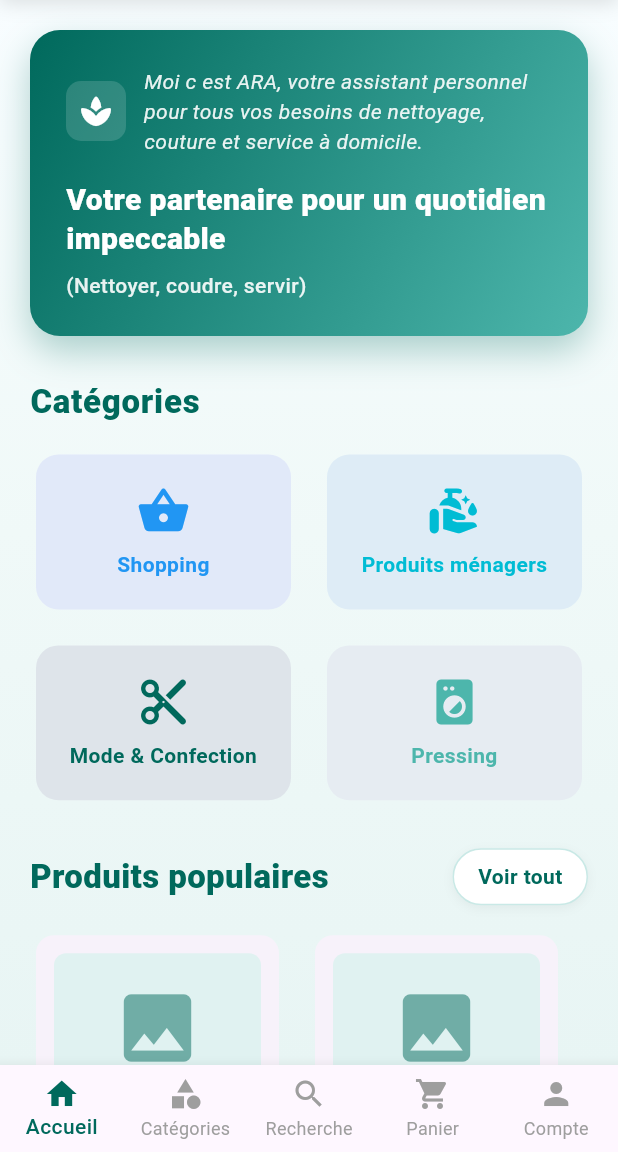
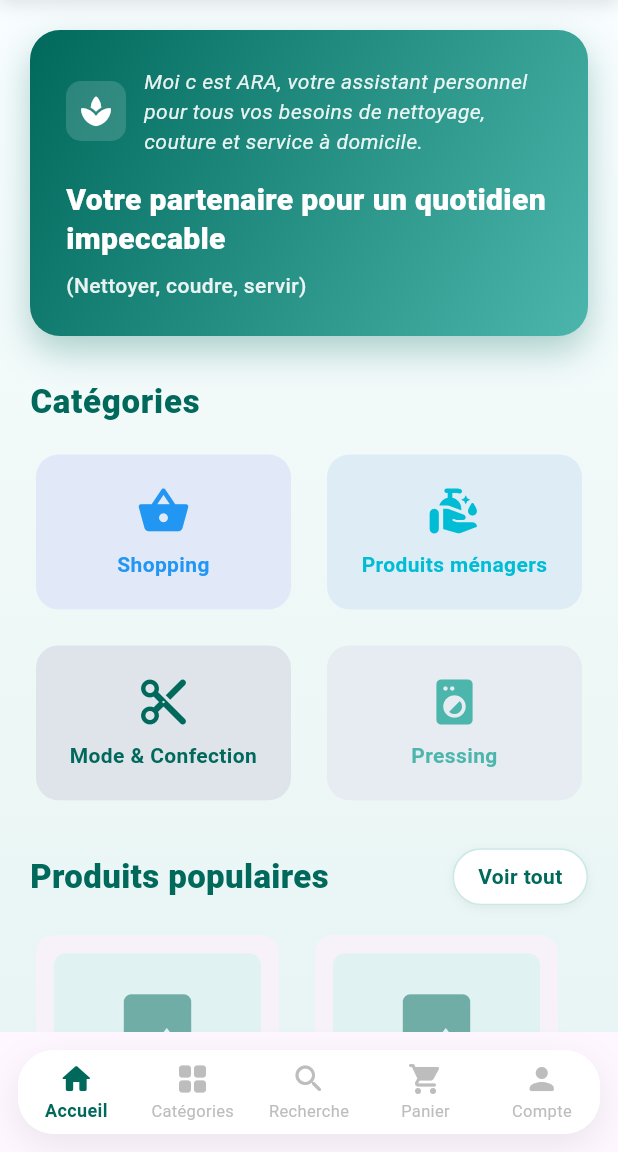
Before and after one commit to Idriss-rayan/ARAservice, a Flutter app: the screen it shows after launch, on a phone screen of 412 x 824 dp, the part 84-1236 px from its top. Run offline on Flutter 3.47's test engine with Material 3 defaults, Android fonts, the phone set to English and light mode, and no system bars; Roboto replaces fonts that are missing (Poppins).

Commit message:
add new file

```diff
--- a/lib/main.dart
+++ b/lib/main.dart
@@ -266,8 +266,24 @@ class _MainNavigationScreenState extends State<MainNavigationScreen> {
   @override
   Widget build(BuildContext context) {
     return Scaffold(
+      //extendBody: true, // permet l'effet flottant
       body: IndexedStack(index: _currentIndex, children: _screens),
-      bottomNavigationBar: BottomNavigationBar(
+      bottomNavigationBar: Container(
+        margin: const EdgeInsets.all(12),
+        decoration: BoxDecoration(
+          color: Colors.white,
+          borderRadius: BorderRadius.circular(24),
+          boxShadow: [
+            BoxShadow(
+              color: Colors.black.withOpacity(0.08),
+              blurRadius: 20,
+              offset: const Offset(0, 8),
+            ),
+          ],
+        ),
+        child: ClipRRect(
+          borderRadius: BorderRadius.circular(24),
+          child: BottomNavigationBar(
             currentIndex: _currentIndex,
             onTap: (index) {
               setState(() {
@@ -275,22 +291,39 @@ class _MainNavigationScreenState extends State<MainNavigationScreen> {
               });
             },
             type: BottomNavigationBarType.fixed,
+            backgroundColor: Colors.white,
+            elevation: 0,
             selectedItemColor: const Color(0xFF00695C),
-        unselectedItemColor: Colors.grey,
-        selectedLabelStyle: const TextStyle(fontWeight: FontWeight.w500),
+            unselectedItemColor: Colors.grey.shade400,
+            selectedLabelStyle: const TextStyle(
+              fontWeight: FontWeight.w600,
+              fontSize: 12,
+            ),
+            unselectedLabelStyle: const TextStyle(fontSize: 11),
             items: const [
-          BottomNavigationBarItem(icon: Icon(Icons.home), label: 'Accueil'),
               BottomNavigationBarItem(
-            icon: Icon(Icons.category),
+                icon: Icon(Icons.home_rounded),
+                label: 'Accueil',
+              ),
+              BottomNavigationBarItem(
+                icon: Icon(Icons.grid_view_rounded),
                 label: 'Catégories',
               ),
-          BottomNavigationBarItem(icon: Icon(Icons.search), label: 'Recherche'),
               BottomNavigationBarItem(
-            icon: Icon(Icons.shopping_cart),
+                icon: Icon(Icons.search_rounded),
+                label: 'Recherche',
+              ),
+              BottomNavigationBarItem(
+                icon: Icon(Icons.shopping_cart_rounded),
                 label: 'Panier',
               ),
-          BottomNavigationBarItem(icon: Icon(Icons.person), label: 'Compte'),
-        ],
+              BottomNavigationBarItem(
+                icon: Icon(Icons.person_rounded),
+                label: 'Compte',
+              ),
+            ],
+          ),
+        ),
       ),
     );
   }
@@ -486,6 +519,7 @@ class HomeScreen extends StatelessWidget {
                   letterSpacing: 0.5,
                 ),
               ),
+
               const SizedBox(height: 16),
 
               GridView.count(
```
Lines whose indentation alone changed are shown as unchanged.
